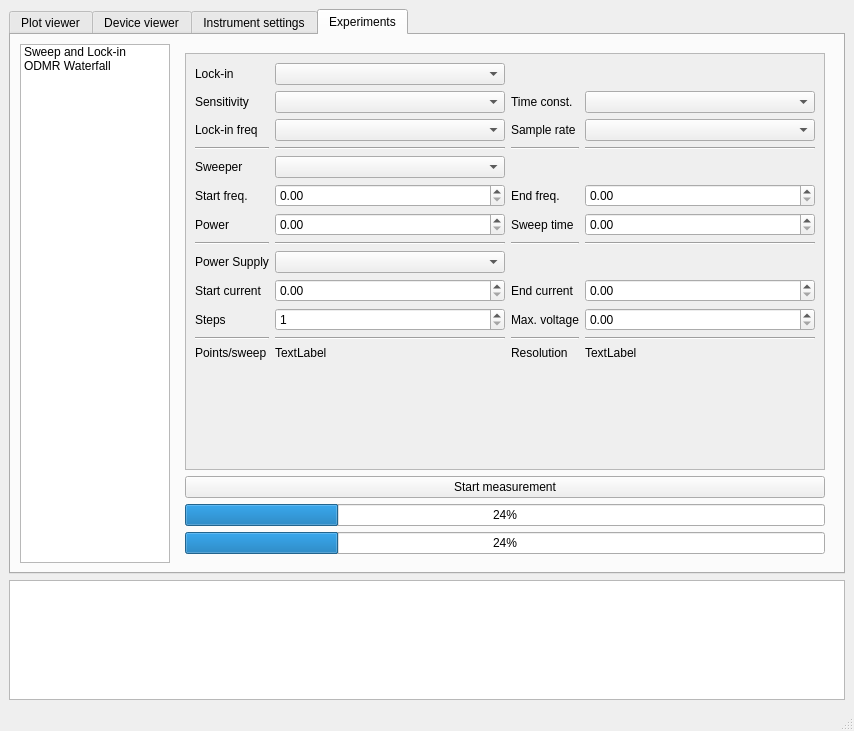
bgoblyos/pymeas-ng, file UI/mainwindow.ui: the form before one commit.
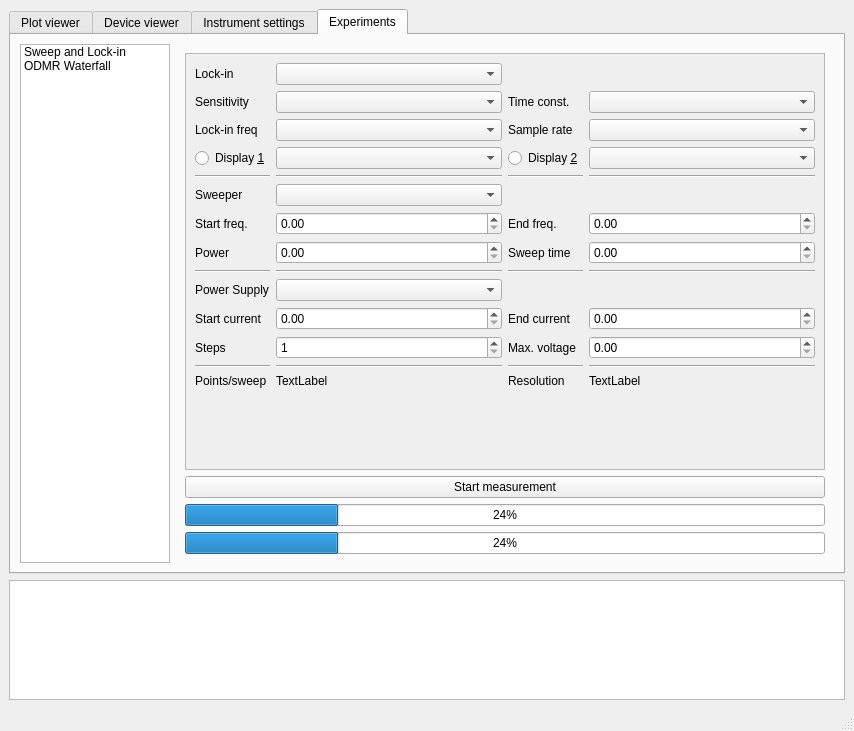
The form after the commit. The open tabs and pages were chosen to show the change. Custom widgets are drawn as their Qt base class.

Commit message: Preliminary setup for ODMR Waterfall

```diff
--- a/UI/mainwindow.ui
+++ b/UI/mainwindow.ui
@@ -978,295 +978,183 @@
                 <rect>
                  <x>0</x>
                  <y>0</y>
-                 <width>650</width>
-                 <height>429</height>
+                 <width>631</width>
+                 <height>476</height>
                 </rect>
                </property>
                <layout class="QGridLayout" name="gridLayout_2">
-                <item row="1" column="1">
-                 <widget class="QComboBox" name="comboBox_4"/>
-                </item>
-                <item row="2" column="2">
-                 <widget class="QLabel" name="label_35">
-                  <property name="text">
-                   <string>Sample rate</string>
-                  </property>
-                 </widget>
-                </item>
-                <item row="1" column="2">
-                 <widget class="QLabel" name="label_34">
-                  <property name="text">
-                   <string>Time const.</string>
-                  </property>
-                 </widget>
-                </item>
-                <item row="0" column="1">
-                 <widget class="QComboBox" name="comboBox_2">
-                  <property name="sizePolicy">
-                   <sizepolicy hsizetype="Expanding" vsizetype="Fixed">
-                    <horstretch>0</horstretch>
-                    <verstretch>0</verstretch>
-                   </sizepolicy>
-                  </property>
-                 </widget>
-                </item>
-                <item row="6" column="2">
-                 <widget class="QLabel" name="label_38">
-                  <property name="text">
-                   <string>Sweep time</string>
-                  </property>
-                 </widget>
-                </item>
-                <item row="2" column="3">
-                 <widget class="QComboBox" name="comboBox_7"/>
-                </item>
-                <item row="3" column="2">
-                 <widget class="Line" name="line_19">
-                  <property name="orientation">
-                   <enum>Qt::Horizontal</enum>
-                  </property>
-                 </widget>
-                </item>
-                <item row="3" column="1">
-                 <widget class="Line" name="line_18">
-                  <property name="orientation">
-                   <enum>Qt::Horizontal</enum>
-                  </property>
-                 </widget>
-                </item>
-                <item row="3" column="3">
-                 <widget class="Line" name="line_20">
-                  <property name="orientation">
-                   <enum>Qt::Horizontal</enum>
-                  </property>
-                 </widget>
-                </item>
-                <item row="11" column="2">
-                 <widget class="Line" name="line_27">
-                  <property name="orientation">
-                   <enum>Qt::Horizontal</enum>
-                  </property>
-                 </widget>
-                </item>
-                <item row="1" column="0">
-                 <widget class="QLabel" name="label_30">
-                  <property name="text">
-                   <string>Sensitivity</string>
-                  </property>
-                 </widget>
-                </item>
-                <item row="0" column="0">
-                 <widget class="QLabel" name="label_31">
-                  <property name="text">
-                   <string>Lock-in</string>
-                  </property>
-                 </widget>
-                </item>
-                <item row="11" column="3">
-                 <widget class="Line" name="line_28">
-                  <property name="orientation">
-                   <enum>Qt::Horizontal</enum>
-                  </property>
-                 </widget>
-                </item>
-                <item row="11" column="0">
-                 <widget class="Line" name="line_25">
-                  <property name="orientation">
-                   <enum>Qt::Horizontal</enum>
-                  </property>
-                 </widget>
-                </item>
-                <item row="6" column="0">
-                 <widget class="QLabel" name="label_37">
-                  <property name="text">
-                   <string>Power</string>
-                  </property>
-                 </widget>
-                </item>
-                <item row="2" column="1">
-                 <widget class="QComboBox" name="comboBox_5"/>
-                </item>
-                <item row="5" column="0">
-                 <widget class="QLabel" name="label_36">
-                  <property name="text">
-                   <string>Start freq.</string>
-                  </property>
-                 </widget>
-                </item>
-                <item row="1" column="3">
-                 <widget class="QComboBox" name="comboBox_6">
-                  <property name="sizePolicy">
-                   <sizepolicy hsizetype="Expanding" vsizetype="Fixed">
-                    <horstretch>0</horstretch>
-                    <verstretch>0</verstretch>
-                   </sizepolicy>
-                  </property>
-                 </widget>
-                </item>
-                <item row="3" column="0">
-                 <widget class="Line" name="line_17">
-                  <property name="orientation">
-                   <enum>Qt::Horizontal</enum>
-                  </property>
-                 </widget>
-                </item>
-                <item row="2" column="0">
-                 <widget class="QLabel" name="label_33">
-                  <property name="text">
-                   <string>Lock-in freq</string>
-                  </property>
-                 </widget>
-                </item>
-                <item row="4" column="0">
-                 <widget class="QLabel" name="label_32">
-                  <property name="text">
-                   <string>Sweeper</string>
-                  </property>
-                 </widget>
-                </item>
-                <item row="11" column="1">
-                 <widget class="Line" name="line_26">
-                  <property name="orientation">
-                   <enum>Qt::Horizontal</enum>
-                  </property>
-                 </widget>
-                </item>
-                <item row="10" column="1">
-                 <widget class="QSpinBox" name="spinBox">
-                  <property name="minimum">
-                   <number>1</number>
-                  </property>
-                  <property name="maximum">
-                   <number>1000</number>
-                  </property>
-                 </widget>
-                </item>
-                <item row="7" column="1">
-                 <widget class="Line" name="line_22">
-                  <property name="orientation">
-                   <enum>Qt::Horizontal</enum>
-                  </property>
-                 </widget>
-                </item>
-                <item row="5" column="2">
-                 <widget class="QLabel" name="label_39">
-                  <property name="text">
-                   <string>End freq.</string>
-                  </property>
-                 </widget>
-                </item>
-                <item row="4" column="1">
-                 <widget class="QComboBox" name="comboBox_3"/>
-                </item>
-                <item row="7" column="0">
-                 <widget class="Line" name="line_21">
-                  <property name="orientation">
-                   <enum>Qt::Horizontal</enum>
-                  </property>
-                 </widget>
-                </item>
-                <item row="7" column="2">
-                 <widget class="Line" name="line_23">
-                  <property name="orientation">
-                   <enum>Qt::Horizontal</enum>
-                  </property>
-                 </widget>
-                </item>
-                <item row="7" column="3">
-                 <widget class="Line" name="line_24">
-                  <property name="orientation">
-                   <enum>Qt::Horizontal</enum>
-                  </property>
-                 </widget>
-                </item>
-                <item row="8" column="0">
-                 <widget class="QLabel" name="label_40">
-                  <property name="text">
-                   <string>Power Supply</string>
-                  </property>
-                 </widget>
-                </item>
-                <item row="9" column="0">
+                <item row="10" column="0">
                  <widget class="QLabel" name="label_41">
                   <property name="text">
                    <string>Start current</string>
                   </property>
                  </widget>
                 </item>
-                <item row="6" column="1">
-                 <widget class="QDoubleSpinBox" name="doubleSpinBox_2"/>
-                </item>
-                <item row="10" column="2">
-                 <widget class="QLabel" name="label_44">
-                  <property name="text">
-                   <string>Max. voltage</string>
+                <item row="4" column="3">
+                 <widget class="Line" name="line_20">
+                  <property name="orientation">
+                   <enum>Qt::Orientation::Horizontal</enum>
                   </property>
                  </widget>
                 </item>
-                <item row="5" column="1">
-                 <widget class="QDoubleSpinBox" name="doubleSpinBox"/>
-                </item>
-                <item row="10" column="0">
+                <item row="11" column="0">
                  <widget class="QLabel" name="label_42">
                   <property name="text">
                    <string>Steps</string>
                   </property>
                  </widget>
                 </item>
-                <item row="9" column="2">
-                 <widget class="QLabel" name="label_43">
+                <item row="8" column="3">
+                 <widget class="Line" name="line_24">
+                  <property name="orientation">
+                   <enum>Qt::Orientation::Horizontal</enum>
+                  </property>
+                 </widget>
+                </item>
+                <item row="8" column="1">
+                 <widget class="Line" name="line_22">
+                  <property name="orientation">
+                   <enum>Qt::Orientation::Horizontal</enum>
+                  </property>
+                 </widget>
+                </item>
+                <item row="2" column="0">
+                 <widget class="QLabel" name="label_33">
                   <property name="text">
-                   <string>End current</string>
+                   <string>Lock-in freq</string>
                   </property>
                  </widget>
                 </item>
-                <item row="6" column="3">
+                <item row="5" column="1">
+                 <widget class="QComboBox" name="comboBox_3"/>
+                </item>
+                <item row="7" column="3">
                  <widget class="QDoubleSpinBox" name="doubleSpinBox_4"/>
                 </item>
-                <item row="5" column="3">
-                 <widget class="QDoubleSpinBox" name="doubleSpinBox_3"/>
-                </item>
                 <item row="12" column="3">
-                 <widget class="QLabel" name="label_48">
+                 <widget class="Line" name="line_28">
+                  <property name="orientation">
+                   <enum>Qt::Orientation::Horizontal</enum>
+                  </property>
+                 </widget>
+                </item>
+                <item row="1" column="2">
+                 <widget class="QLabel" name="label_34">
                   <property name="text">
-                   <string>TextLabel</string>
+                   <string>Time const.</string>
                   </property>
                  </widget>
                 </item>
-                <item row="12" column="2">
+                <item row="7" column="2">
+                 <widget class="QLabel" name="label_38">
+                  <property name="text">
+                   <string>Sweep time</string>
+                  </property>
+                 </widget>
+                </item>
+                <item row="1" column="3">
+                 <widget class="QComboBox" name="comboBox_6">
+                  <property name="sizePolicy">
+                   <sizepolicy hsizetype="Expanding" vsizetype="Fixed">
+                    <horstretch>0</horstretch>
+                    <verstretch>0</verstretch>
+                   </sizepolicy>
+                  </property>
+                 </widget>
+                </item>
+                <item row="1" column="1">
+                 <widget class="QComboBox" name="comboBox_4"/>
+                </item>
+                <item row="6" column="0">
+                 <widget class="QLabel" name="label_36">
+                  <property name="text">
+                   <string>Start freq.</string>
+                  </property>
+                 </widget>
+                </item>
+                <item row="2" column="2">
+                 <widget class="QLabel" name="label_35">
+                  <property name="text">
+                   <string>Sample rate</string>
+                  </property>
+                 </widget>
+                </item>
+                <item row="13" column="2">
                  <widget class="QLabel" name="label_46">
                   <property name="text">
                    <string>Resolution</string>
                   </property>
                  </widget>
                 </item>
+                <item row="8" column="2">
+                 <widget class="Line" name="line_23">
+                  <property name="orientation">
+                   <enum>Qt::Orientation::Horizontal</enum>
+                  </property>
+                 </widget>
+                </item>
+                <item row="4" column="2">
+                 <widget class="Line" name="line_19">
+                  <property name="orientation">
+                   <enum>Qt::Orientation::Horizontal</enum>
+                  </property>
+                 </widget>
+                </item>
                 <item row="12" column="1">
-                 <widget class="QLabel" name="label_47">
-                  <property name="text">
-                   <string>TextLabel</string>
+                 <widget class="Line" name="line_26">
+                  <property name="orientation">
+                   <enum>Qt::Orientation::Horizontal</enum>
                   </property>
                  </widget>
                 </item>
-                <item row="8" column="1">
-                 <widget class="QComboBox" name="comboBox_8"/>
+                <item row="7" column="0">
+                 <widget class="QLabel" name="label_37">
+                  <property name="text">
+                   <string>Power</string>
+                  </property>
+                 </widget>
                 </item>
                 <item row="9" column="1">
-                 <widget class="QDoubleSpinBox" name="doubleSpinBox_5"/>
+                 <widget class="QComboBox" name="comboBox_8"/>
                 </item>
-                <item row="10" column="3">
-                 <widget class="QDoubleSpinBox" name="doubleSpinBox_8"/>
-                </item>
-                <item row="12" column="0">
+                <item row="13" column="0">
                  <widget class="QLabel" name="label_45">
                   <property name="text">
                    <string>Points/sweep</string>
                   </property>
                  </widget>
                 </item>
-                <item row="9" column="3">
+                <item row="10" column="3">
                  <widget class="QDoubleSpinBox" name="doubleSpinBox_7"/>
                 </item>
-                <item row="13" column="0">
+                <item row="6" column="2">
+                 <widget class="QLabel" name="label_39">
+                  <property name="text">
+                   <string>End freq.</string>
+                  </property>
+                 </widget>
+                </item>
+                <item row="2" column="1">
+                 <widget class="QComboBox" name="comboBox_5"/>
+                </item>
+                <item row="9" column="0">
+                 <widget class="QLabel" name="label_40">
+                  <property name="text">
+                   <string>Power Supply</string>
+                  </property>
+                 </widget>
+                </item>
+                <item row="10" column="1">
+                 <widget class="QDoubleSpinBox" name="doubleSpinBox_5"/>
+                </item>
+                <item row="13" column="3">
+                 <widget class="QLabel" name="label_48">
+                  <property name="text">
+                   <string>TextLabel</string>
+                  </property>
+                 </widget>
+                </item>
+                <item row="14" column="0">
                  <spacer name="verticalSpacer_3">
                   <property name="orientation">
                    <enum>Qt::Vertical</enum>
@@ -1279,6 +1167,138 @@
                   </property>
                  </spacer>
                 </item>
+                <item row="12" column="0">
+                 <widget class="Line" name="line_25">
+                  <property name="orientation">
+                   <enum>Qt::Orientation::Horizontal</enum>
+                  </property>
+                 </widget>
+                </item>
+                <item row="6" column="3">
+                 <widget class="QDoubleSpinBox" name="doubleSpinBox_3"/>
+                </item>
+                <item row="13" column="1">
+                 <widget class="QLabel" name="label_47">
+                  <property name="text">
+                   <string>TextLabel</string>
+                  </property>
+                 </widget>
+                </item>
+                <item row="0" column="0">
+                 <widget class="QLabel" name="label_31">
+                  <property name="text">
+                   <string>Lock-in</string>
+                  </property>
+                 </widget>
+                </item>
+                <item row="12" column="2">
+                 <widget class="Line" name="line_27">
+                  <property name="orientation">
+                   <enum>Qt::Orientation::Horizontal</enum>
+                  </property>
+                 </widget>
+                </item>
+                <item row="4" column="1">
+                 <widget class="Line" name="line_18">
+                  <property name="orientation">
+                   <enum>Qt::Orientation::Horizontal</enum>
+                  </property>
+                 </widget>
+                </item>
+                <item row="7" column="1">
+                 <widget class="QDoubleSpinBox" name="doubleSpinBox_2"/>
+                </item>
+                <item row="10" column="2">
+                 <widget class="QLabel" name="label_43">
+                  <property name="text">
+                   <string>End current</string>
+                  </property>
+                 </widget>
+                </item>
+                <item row="8" column="0">
+                 <widget class="Line" name="line_21">
+                  <property name="orientation">
+                   <enum>Qt::Orientation::Horizontal</enum>
+                  </property>
+                 </widget>
+                </item>
+                <item row="5" column="0">
+                 <widget class="QLabel" name="label_32">
+                  <property name="text">
+                   <string>Sweeper</string>
+                  </property>
+                 </widget>
+                </item>
+                <item row="11" column="1">
+                 <widget class="QSpinBox" name="spinBox">
+                  <property name="minimum">
+                   <number>1</number>
+                  </property>
+                  <property name="maximum">
+                   <number>1000</number>
+                  </property>
+                 </widget>
+                </item>
+                <item row="11" column="2">
+                 <widget class="QLabel" name="label_44">
+                  <property name="text">
+                   <string>Max. voltage</string>
+                  </property>
+                 </widget>
+                </item>
+                <item row="6" column="1">
+                 <widget class="QDoubleSpinBox" name="doubleSpinBox"/>
+                </item>
+                <item row="1" column="0">
+                 <widget class="QLabel" name="label_30">
+                  <property name="text">
+                   <string>Sensitivity</string>
+                  </property>
+                 </widget>
+                </item>
+                <item row="0" column="1">
+                 <widget class="QComboBox" name="comboBox_2">
+                  <property name="sizePolicy">
+                   <sizepolicy hsizetype="Expanding" vsizetype="Fixed">
+                    <horstretch>0</horstretch>
+                    <verstretch>0</verstretch>
+                   </sizepolicy>
+                  </property>
+                 </widget>
+                </item>
+                <item row="2" column="3">
+                 <widget class="QComboBox" name="comboBox_7"/>
+                </item>
+                <item row="4" column="0">
+                 <widget class="Line" name="line_17">
+                  <property name="orientation">
+                   <enum>Qt::Orientation::Horizontal</enum>
+                  </property>
+                 </widget>
+                </item>
+                <item row="11" column="3">
+                 <widget class="QDoubleSpinBox" name="doubleSpinBox_8"/>
+                </item>
+                <item row="3" column="0">
+                 <widget class="QRadioButton" name="ODMRWaterfallDisp1Radio">
+                  <property name="text">
+                   <string>Display &amp;1</string>
+                  </property>
+                 </widget>
+                </item>
+                <item row="3" column="2">
+                 <widget class="QRadioButton" name="ODMRWaterfallDisplay2Radio">
+                  <property name="text">
+                   <string>Display &amp;2</string>
+                  </property>
+                 </widget>
+                </item>
+                <item row="3" column="1">
+                 <widget class="QComboBox" name="ODMRWaterfallDisplay1"/>
+                </item>
+                <item row="3" column="3">
+                 <widget class="QComboBox" name="ODMRWaterfallDisplay2"/>
+                </item>
                </layout>
               </widget>
              </widget>
```
Left out of the diff: 110 changed lines with no effect on the pictures. The commit also changes 2 other files.
